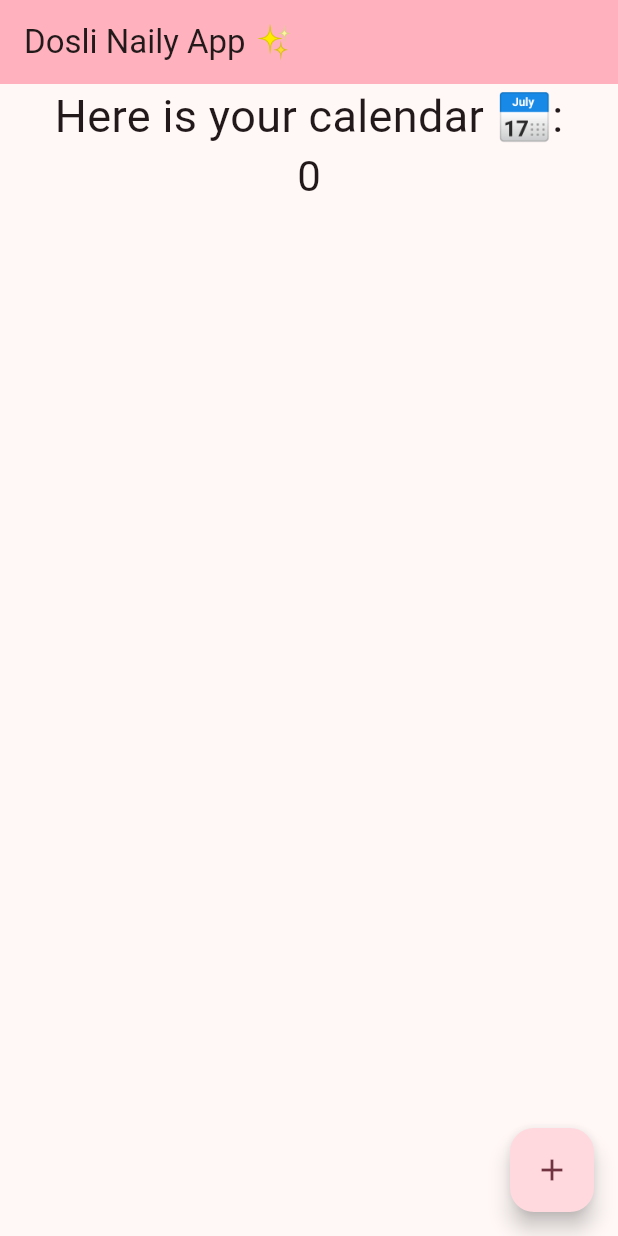
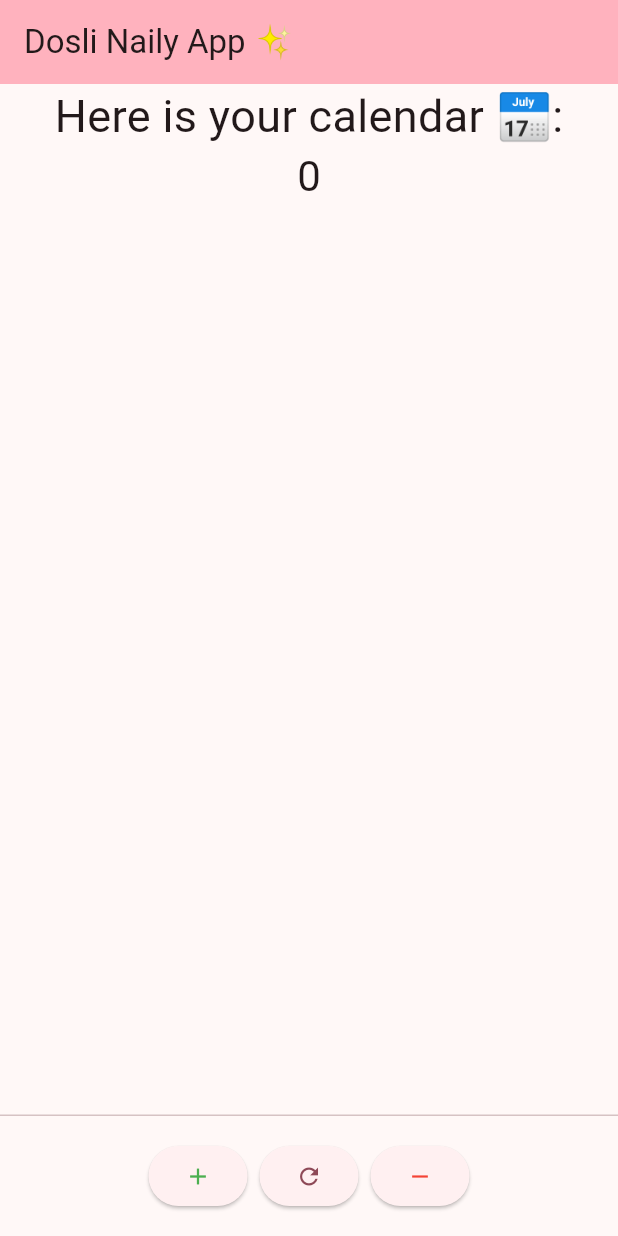
Before and after one commit to caerroff/dosli_calendar, a Flutter app: the screen it shows after launch, on a phone screen of 412 x 824 dp. Run offline on Flutter 3.47's test engine with Material 3 defaults, Android fonts, the light colour scheme and no system bars.

Commit message:
feat: centered button bar

```diff
--- a/lib/main.dart
+++ b/lib/main.dart
@@ -68,6 +68,27 @@ class _MyHomePageState extends State<MyHomePage> {
     });
   }
 
+  void _resetCounter() {
+    setState(() {
+      _counter = 0;
+    });
+  }
+
+  void _decrementCounter() {
+    setState(() {
+      if (_counter > 0) {
+        _counter--;
+      } else {
+        // Notify user that the counter is already at 0
+        ScaffoldMessenger.of(context).showSnackBar(
+          const SnackBar(
+            content: Text('Counter is already at 0'),
+          ),
+        );
+      }
+    });
+  }
+
   @override
   Widget build(BuildContext context) {
     // This method is rerun every time setState is called, for instance as done
@@ -117,11 +138,29 @@ class _MyHomePageState extends State<MyHomePage> {
             ],
           ),
         ),
-      floatingActionButton: FloatingActionButton(
+        persistentFooterButtons: <Widget>[
+          ButtonBar(
+            alignment: MainAxisAlignment.center,
+            children: <Widget>[
+            ElevatedButton(
               onPressed: _incrementCounter,
-        tooltip: 'Increment',
-        child: const Icon(Icons.add),
-      ), // This trailing comma makes auto-formatting nicer for build methods.
-    );
+              child: const Icon(
+                Icons.add,
+                color: Colors.green,
+                ),
+            ),
+            ElevatedButton(
+              onPressed: _resetCounter,
+              child: const Icon(Icons.refresh),
+            ),
+            ElevatedButton(
+              onPressed: _decrementCounter,
+              child: const Icon(
+                Icons.remove,
+                color: Colors.red,
+                ),
+            )
+          ])
+        ]);
   }
 }
```
Lines whose indentation alone changed are shown as unchanged.
